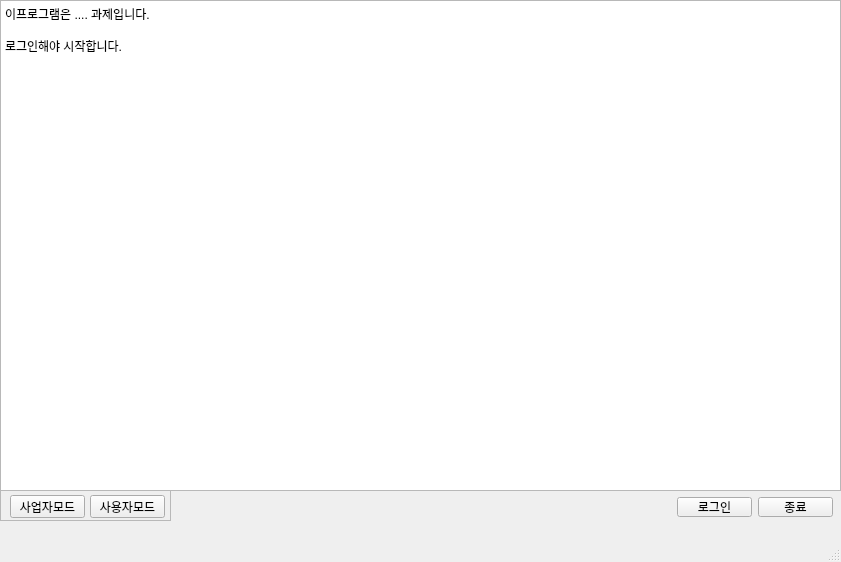
Qt form 과제/1/ui/Main_Window.ui (pi-lee-lee/learn) before a commit.
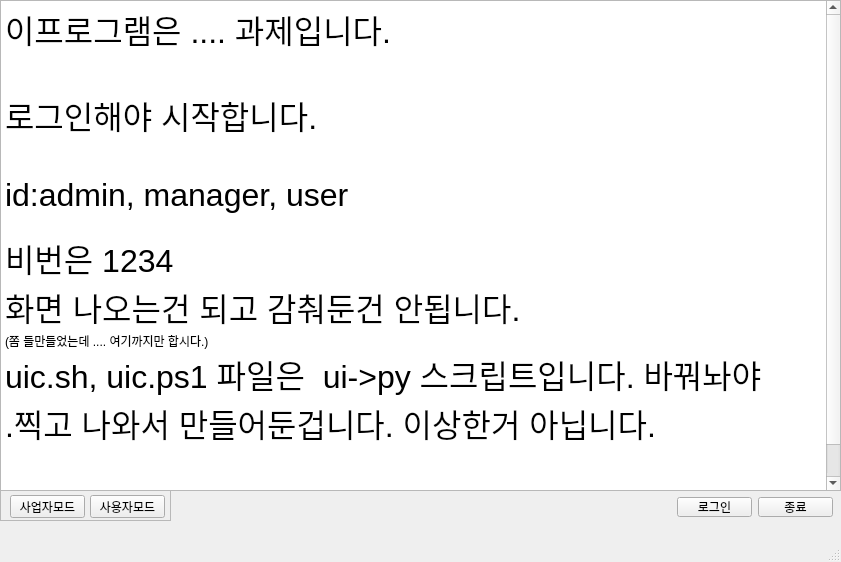
The same form after that commit.

Commit message: 여기까지

```diff
--- a/과제/1/ui/Main_Window.ui
+++ b/과제/1/ui/Main_Window.ui
@@ -69,10 +69,19 @@
      <string>&lt;!DOCTYPE HTML PUBLIC &quot;-//W3C//DTD HTML 4.0//EN&quot; &quot;http://www.w3.org/TR/REC-html40/strict.dtd&quot;&gt;
 &lt;html&gt;&lt;head&gt;&lt;meta name=&quot;qrichtext&quot; content=&quot;1&quot; /&gt;&lt;style type=&quot;text/css&quot;&gt;
 p, li { white-space: pre-wrap; }
-&lt;/style&gt;&lt;/head&gt;&lt;body style=&quot; font-family:'Gulim'; font-size:9pt; font-weight:400; font-style:normal;&quot;&gt;
-&lt;p style=&quot; margin-top:0px; margin-bottom:0px; margin-left:0px; margin-right:0px; -qt-block-indent:0; text-indent:0px;&quot;&gt;이프로그램은 .... 과제입니다. &lt;/p&gt;
+&lt;/style&gt;&lt;/head&gt;&lt;body style=&quot; font-family:'.AppleSystemUIFont'; font-size:13pt; font-weight:400; font-style:normal;&quot;&gt;
+&lt;p style=&quot; margin-top:0px; margin-bottom:0px; margin-left:0px; margin-right:0px; -qt-block-indent:0; text-indent:0px;&quot;&gt;&lt;span style=&quot; font-family:'Gulim'; font-size:24pt;&quot;&gt;이프로그램은 .... 과제입니다. &lt;/span&gt;&lt;/p&gt;
+&lt;p style=&quot;-qt-paragraph-type:empty; margin-top:0px; margin-bottom:0px; margin-left:0px; margin-right:0px; -qt-block-indent:0; text-indent:0px; font-family:'Gulim'; font-size:24pt;&quot;&gt;&lt;br /&gt;&lt;/p&gt;
+&lt;p style=&quot; margin-top:0px; margin-bottom:0px; margin-left:0px; margin-right:0px; -qt-block-indent:0; text-indent:0px;&quot;&gt;&lt;span style=&quot; font-family:'Gulim'; font-size:24pt;&quot;&gt;로그인해야 시작합니다. &lt;/span&gt;&lt;/p&gt;
+&lt;p style=&quot;-qt-paragraph-type:empty; margin-top:0px; margin-bottom:0px; margin-left:0px; margin-right:0px; -qt-block-indent:0; text-indent:0px; font-family:'Gulim'; font-size:24pt;&quot;&gt;&lt;br /&gt;&lt;/p&gt;
+&lt;p style=&quot; margin-top:0px; margin-bottom:0px; margin-left:0px; margin-right:0px; -qt-block-indent:0; text-indent:0px;&quot;&gt;&lt;span style=&quot; font-family:'Gulim'; font-size:24pt;&quot;&gt;id:admin, manager, user&lt;/span&gt;&lt;/p&gt;
 &lt;p style=&quot;-qt-paragraph-type:empty; margin-top:0px; margin-bottom:0px; margin-left:0px; margin-right:0px; -qt-block-indent:0; text-indent:0px;&quot;&gt;&lt;br /&gt;&lt;/p&gt;
-&lt;p style=&quot; margin-top:0px; margin-bottom:0px; margin-left:0px; margin-right:0px; -qt-block-indent:0; text-indent:0px;&quot;&gt;로그인해야 시작합니다. &lt;/p&gt;&lt;/body&gt;&lt;/html&gt;</string>
+&lt;p style=&quot; margin-top:0px; margin-bottom:0px; margin-left:0px; margin-right:0px; -qt-block-indent:0; text-indent:0px;&quot;&gt;&lt;span style=&quot; font-family:'Gulim'; font-size:24pt;&quot;&gt;비번은 1234  &lt;/span&gt;&lt;/p&gt;
+&lt;p style=&quot; margin-top:0px; margin-bottom:0px; margin-left:0px; margin-right:0px; -qt-block-indent:0; text-indent:0px;&quot;&gt;&lt;span style=&quot; font-family:'Gulim'; font-size:24pt;&quot;&gt;화면 나오는건 되고 감춰둔건 안됩니다. &lt;/span&gt;&lt;/p&gt;
+&lt;p style=&quot; margin-top:0px; margin-bottom:0px; margin-left:0px; margin-right:0px; -qt-block-indent:0; text-indent:0px;&quot;&gt;&lt;span style=&quot; font-family:'Gulim'; font-size:9pt;&quot;&gt;(쫌 들만들었는데 .... 여기까지만 합시다.) &lt;/span&gt;&lt;/p&gt;
+&lt;p style=&quot; margin-top:0px; margin-bottom:0px; margin-left:0px; margin-right:0px; -qt-block-indent:0; text-indent:0px;&quot;&gt;&lt;span style=&quot; font-family:'Gulim'; font-size:24pt;&quot;&gt;uic.sh, uic.ps1 파일은  ui-&amp;gt;py 스크립트입니다. 바꿔놔야 .찍고 나와서 만들어둔겁니다. 이상한거 아닙니다.&lt;/span&gt;&lt;/p&gt;
+&lt;p style=&quot;-qt-paragraph-type:empty; margin-top:0px; margin-bottom:0px; margin-left:0px; margin-right:0px; -qt-block-indent:0; text-indent:0px; font-family:'Gulim'; font-size:24pt;&quot;&gt;&lt;br /&gt;&lt;/p&gt;
+&lt;p style=&quot;-qt-paragraph-type:empty; margin-top:0px; margin-bottom:0px; margin-left:0px; margin-right:0px; -qt-block-indent:0; text-indent:0px; font-family:'Gulim'; font-size:24pt;&quot;&gt;&lt;br /&gt;&lt;/p&gt;&lt;/body&gt;&lt;/html&gt;</string>
     </property>
    </widget>
    <widget class="QFrame" name="AdminFrame">
```
Left out of the diff: 2 changed lines with no effect on the pictures. The commit also changes 23 other files.
